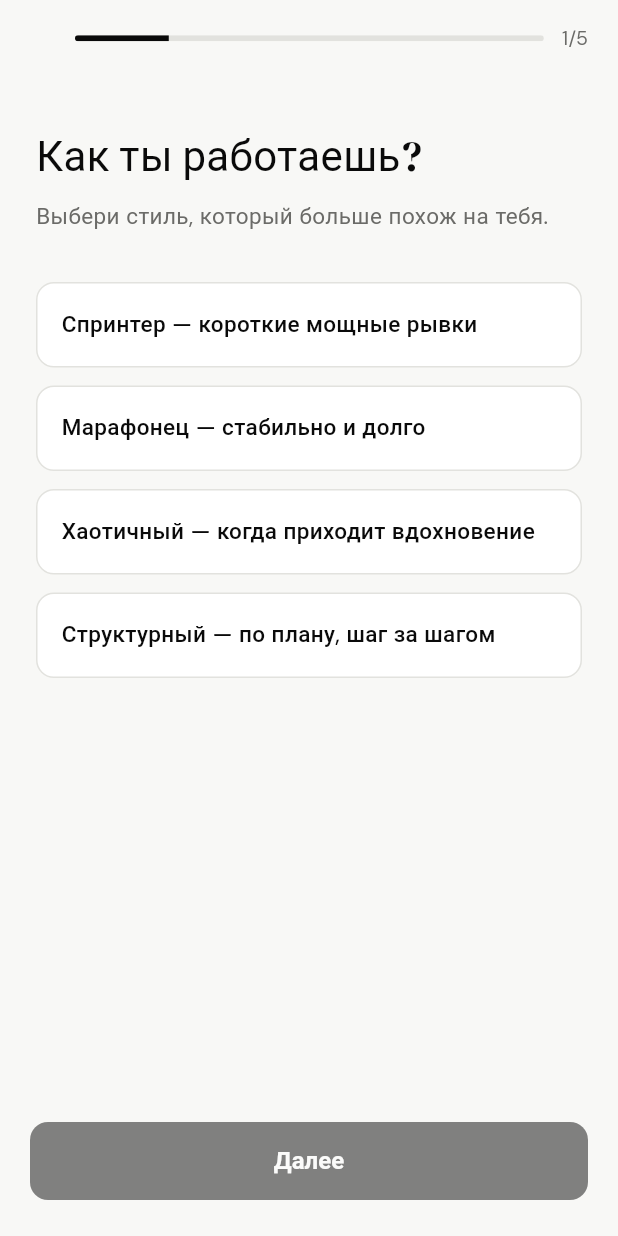
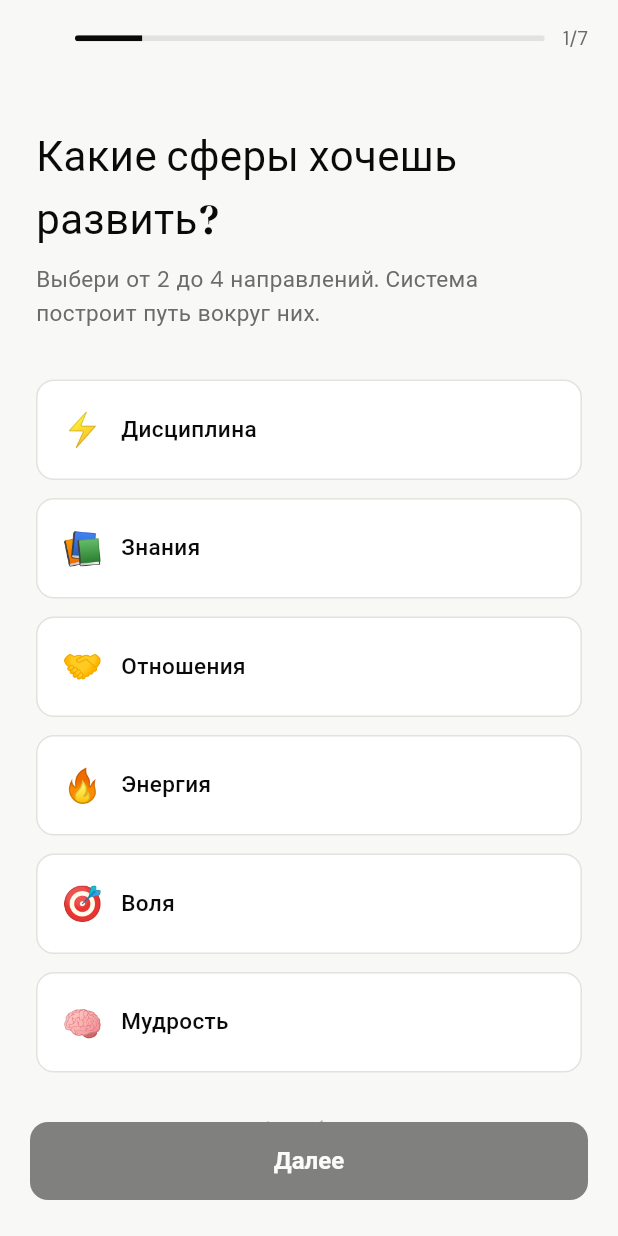
Before and after one commit to qqyuno/LEVL, a Flutter app: the screen it shows once a user with an empty profile is signed in, swiped to page 3, on a phone screen of 412 x 824 dp. Run offline on Flutter 3.47's test engine with Material 3 defaults, Android fonts, the phone set to English and light mode, and no system bars; our stand-ins replace flutter_dotenv, flutter_riverpod, freezed_annotation, go_router, google_fonts, isar and 2 more; accounts and stored records are empty; generated files the repository leaves out were written again.

Commit message:
блабла

```diff
--- a/levl/lib/features/onboarding/presentation/screens/onboarding_page.dart
+++ b/levl/lib/features/onboarding/presentation/screens/onboarding_page.dart
@@ -7,6 +7,8 @@ import '../../../../core/router/app_router.dart';
 import '../providers/onboarding_provider.dart';
 import '../widgets/step_life_context.dart';
 import '../widgets/step_pain_points.dart';
+import '../widgets/step_spheres.dart';
+import '../widgets/step_sphere_goals.dart';
 import '../widgets/step_work_style.dart';
 import '../widgets/step_main_goal.dart';
 import '../widgets/step_daily_minutes.dart';
@@ -22,7 +24,7 @@ class _OnboardingPageState extends ConsumerState<OnboardingPage> {
   final _controller = PageController();
   int _currentStep = 0;
   bool _saving = false;
-  static const _totalSteps = 5;
+  static const _totalSteps = 7;
 
   void _next() {
     final data = ref.read(onboardingNotifierProvider);
@@ -60,12 +62,15 @@ class _OnboardingPageState extends ConsumerState<OnboardingPage> {
     final messages = [
       'Расскажи немного о себе',
       'Выбери хотя бы одно',
+      'Выбери от 2 до 4 сфер',
+      'Напиши цель для каждой сферы',
       'Выбери стиль работы',
       'Напиши свою цель',
       '',
     ];
     if (messages[_currentStep].isEmpty) return;
 
+    ScaffoldMessenger.of(context).clearSnackBars();
     ScaffoldMessenger.of(context).showSnackBar(
       SnackBar(
         content: Text(
@@ -170,6 +175,8 @@ class _OnboardingPageState extends ConsumerState<OnboardingPage> {
                 children: const [
                   StepLifeContext(),
                   StepPainPoints(),
+                  StepSpheres(),
+                  StepSphereGoals(),
                   StepWorkStyle(),
                   StepMainGoal(),
                   StepDailyMinutes(),
--- /dev/null
+++ b/levl/lib/features/onboarding/presentation/widgets/step_spheres.dart
@@ -0,0 +1,107 @@
+import 'package:flutter/material.dart';
+import 'package:flutter_riverpod/flutter_riverpod.dart';
+import 'package:google_fonts/google_fonts.dart';
+import '../../../../core/theme/app_colors.dart';
+import '../providers/onboarding_provider.dart';
+
+/// Step 3: Какие сферы хочешь развить?
+class StepSpheres extends ConsumerWidget {
+  const StepSpheres({super.key});
+
+  @override
+  Widget build(BuildContext context, WidgetRef ref) {
+    final selected = ref.watch(onboardingNotifierProvider).spheres;
+
+    return SingleChildScrollView(
+      padding: const EdgeInsets.fromLTRB(24, 48, 24, 16),
+      child: Column(
+        crossAxisAlignment: CrossAxisAlignment.start,
+        children: [
+          Text(
+            'Какие сферы хочешь развить?',
+            style: GoogleFonts.dmSerifDisplay(
+              fontSize: 28,
+              color: AppColors.textPrimary,
+            ),
+          ),
+          const SizedBox(height: 8),
+          Text(
+            'Выбери от 2 до 4 направлений. Система построит путь вокруг них.',
+            style: GoogleFonts.dmSans(
+              fontSize: 15,
+              color: AppColors.textSecondary,
+              height: 1.5,
+            ),
+          ),
+          const SizedBox(height: 32),
+          ...Sphere.all.map((sphere) {
+            final isActive = selected.contains(sphere.key);
+            final isDisabled = !isActive && selected.length >= 4;
+            return Padding(
+              padding: const EdgeInsets.only(bottom: 12),
+              child: GestureDetector(
+                onTap: isDisabled
+                    ? null
+                    : () => ref.read(onboardingNotifierProvider.notifier).toggleSphere(sphere.key),
+                child: AnimatedContainer(
+                  duration: const Duration(milliseconds: 200),
+                  width: double.infinity,
+                  padding: const EdgeInsets.all(16),
+                  decoration: BoxDecoration(
+                    color: isActive
+                        ? AppColors.textPrimary
+                        : isDisabled
+                            ? AppColors.surface.withValues(alpha: 0.5)
+                            : AppColors.surface,
+                    borderRadius: BorderRadius.circular(12),
+                    border: Border.all(
+                      color: isActive
+                          ? AppColors.textPrimary
+                          : isDisabled
+                              ? AppColors.divider.withValues(alpha: 0.5)
+                              : AppColors.divider,
+                    ),
+                  ),
+                  child: Row(
+                    children: [
+                      Text(
+                        sphere.icon,
+                        style: const TextStyle(fontSize: 22),
+                      ),
+                      const SizedBox(width: 12),
+                      Text(
+                        sphere.label,
+                        style: GoogleFonts.dmSans(
+                          fontSize: 15,
+                          fontWeight: FontWeight.w500,
+                          color: isActive
+                              ? AppColors.surface
+                              : isDisabled
+                                  ? AppColors.textDisabled
+                                  : AppColors.textPrimary,
+                        ),
+                      ),
+                      const Spacer(),
+                      if (isActive)
+                        const Icon(Icons.check_rounded, color: AppColors.surface, size: 20),
+                    ],
+                  ),
+                ),
+              ),
+            );
+          }),
+          const SizedBox(height: 16),
+          Center(
+            child: Text(
+              '${selected.length}/4 выбрано',
+              style: GoogleFonts.dmSans(
+                fontSize: 13,
+                color: AppColors.textDisabled,
+              ),
+            ),
+          ),
+        ],
+      ),
+    );
+  }
+}
--- a/levl/lib/shared/models/user_model.dart
+++ b/levl/lib/shared/models/user_model.dart
@@ -20,6 +20,7 @@ class UserProfileLocal {
 
   // Serialized as JSON string
   late String goalsJson;
+  late String spheresJson;     // comma-separated sphere keys
   late String lifeContext;
   late String mainGoal;
   late String workStyle;
```
Also changed, not shown: levl/lib/features/onboarding/presentation/providers/onboarding_provider.dart (+66 -9 lines), levl/lib/features/onboarding/presentation/widgets/step_sphere_goals.dart (added, +156 -0 lines).
